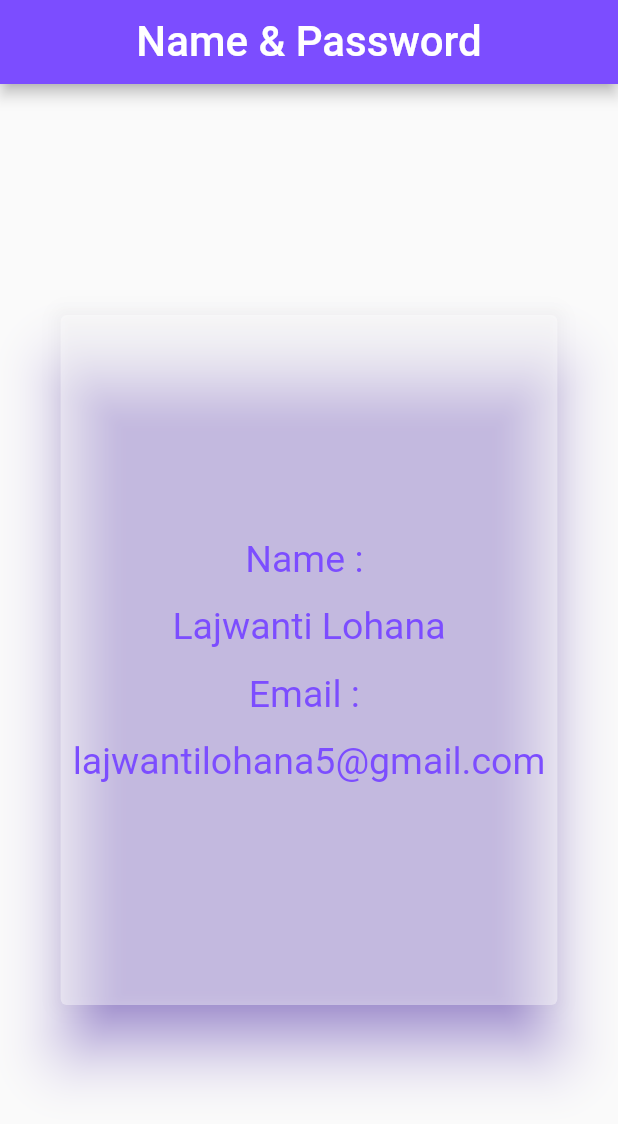
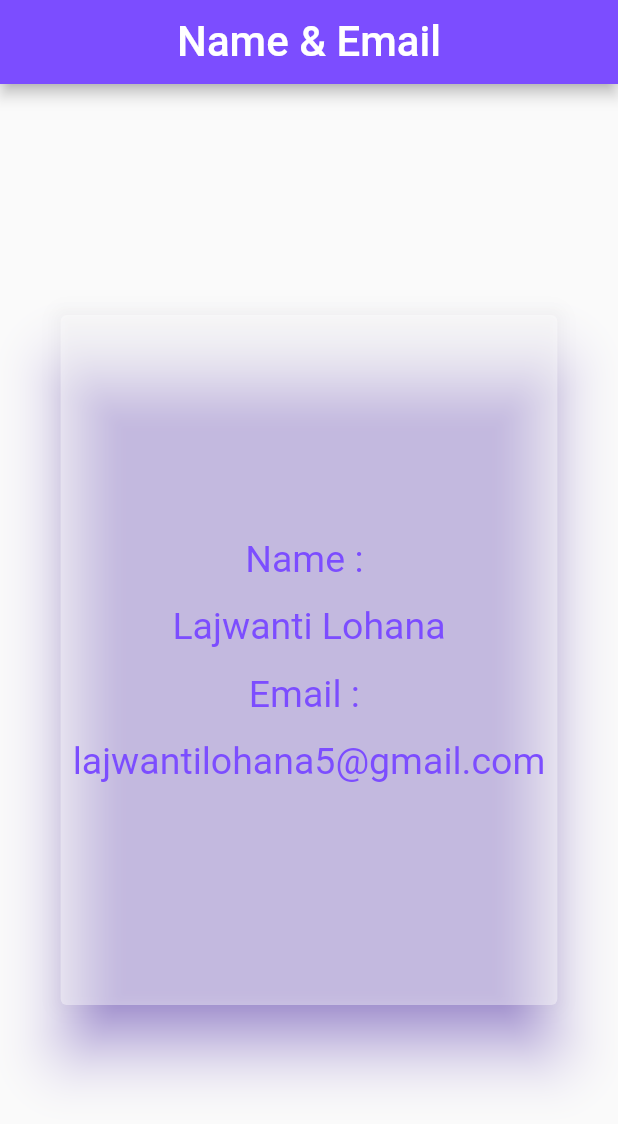
Before and after one commit to Lajwanti/Lajwanti, a Flutter app: the screen it shows after launch, on a phone screen of 412 x 824 dp. Shown: the top 1124 px of the screen. Run offline on Flutter 3.47's test engine with Material 2 defaults, Android fonts, the phone set to English and light mode, and no system bars; Roboto replaces fonts that are missing (cursive).

Commit message:
Update main.dart

```diff
--- a/lajwanti_lohana/lib/main.dart
+++ b/lajwanti_lohana/lib/main.dart
@@ -26,7 +26,7 @@ Widget custom_widget(var txt){
       appBar: AppBar(
         backgroundColor: Colors.deepPurpleAccent,
         title : Center(
-          child: Text("Name & Password",
+          child: Text("Name & Email",
            style: TextStyle(fontSize: 28,fontFamily: "cursive")),
 
           )
```
